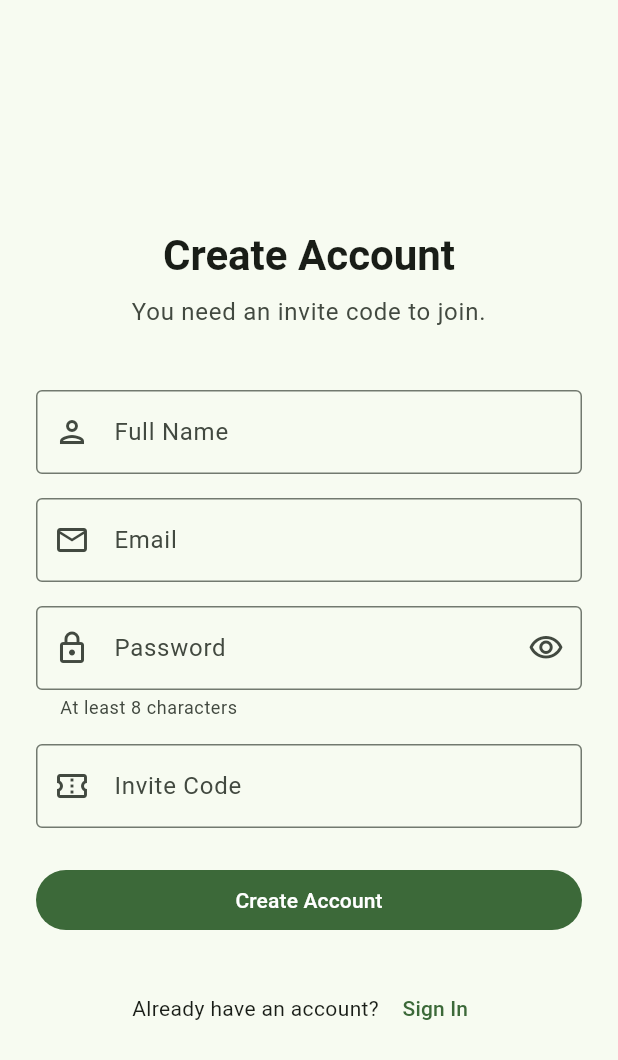
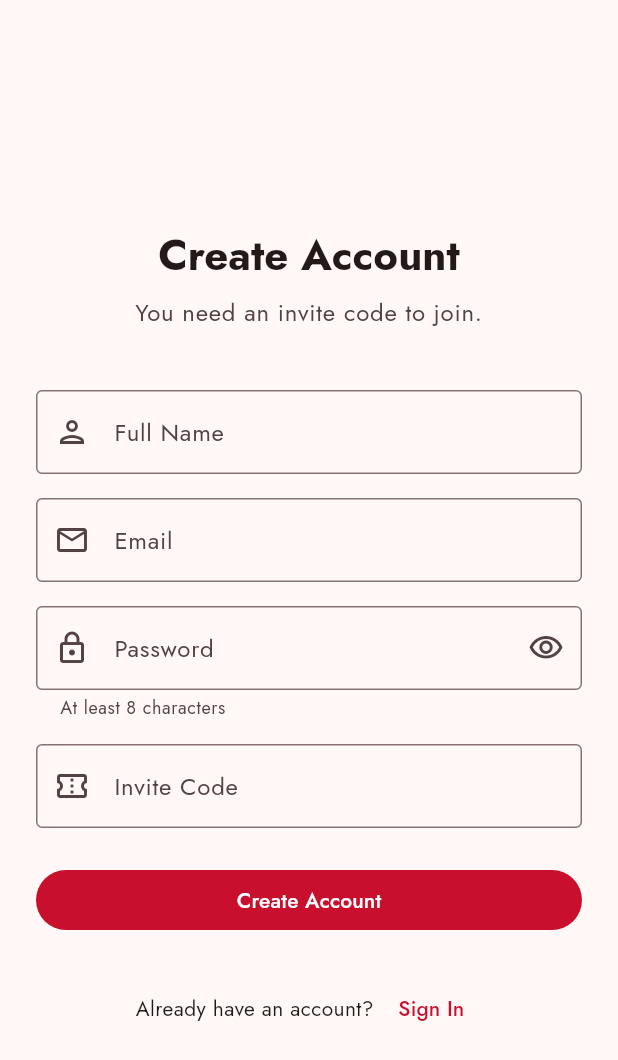
Before and after one commit to ryaningram8/coffey_club_pickem, a Flutter app: the screen it shows after launch, after a tap on "Sign In", after a tap on "Sign Up", on a phone screen of 412 x 824 dp. Shown: the top 1060 px of the screen. Run offline on Flutter 3.47's test engine with Material 3 defaults, Android fonts, the phone set to English and light mode, and no system bars; our stand-ins replace dio, flutter_bloc, flutter_secure_storage, freezed_annotation, go_router, google_fonts and 3 more; generated files the repository leaves out were written again; network calls fail.

Commit message:
Updated Font and Theme

```diff
--- a/packages/coffey_ui/lib/coffey_ui.dart
+++ b/packages/coffey_ui/lib/coffey_ui.dart
@@ -35,6 +35,7 @@ export 'src/blocs/auth/auth_bloc.dart';
 export 'src/blocs/commissioner/commissioner_bloc.dart';
 export 'src/blocs/game_selection/game_selection_bloc.dart';
 export 'src/blocs/picks/picks_bloc.dart';
+export 'src/blocs/theme/theme_cubit.dart';
 
 // Repositories
 export 'src/repositories/auth_repository.dart';
@@ -51,6 +52,7 @@ export 'src/screens/commissioner/commissioner_home_screen.dart';
 export 'src/screens/commissioner/commissioner_week_screen.dart';
 export 'src/screens/commissioner/game_browser_screen.dart';
 export 'src/screens/picks/pick_sheet_screen.dart';
+export 'src/screens/settings/settings_screen.dart';
 
 // Widgets
 export 'src/widgets/pick_game_card.dart';
--- a/packages/coffey_ui/lib/src/app.dart
+++ b/packages/coffey_ui/lib/src/app.dart
@@ -2,6 +2,7 @@ import 'package:flutter/material.dart';
 import 'package:flutter_bloc/flutter_bloc.dart';
 import 'package:go_router/go_router.dart';
 import 'blocs/auth/auth_bloc.dart';
+import 'blocs/theme/theme_cubit.dart';
 import 'repositories/auth_repository.dart';
 import 'repositories/game_repository.dart';
 import 'repositories/pick_repository.dart';
@@ -29,6 +30,7 @@ class _CoffeyAppState extends State<CoffeyApp> {
   late final GameRepository _gameRepository;
   late final PickRepository _pickRepository;
   late final AuthBloc _authBloc;
+  late final ThemeCubit _themeCubit;
   late final GoRouter _router;
 
   @override
@@ -45,12 +47,14 @@ class _CoffeyAppState extends State<CoffeyApp> {
     _gameRepository = GameRepository(apiClient: _apiClient);
     _pickRepository = PickRepository(apiClient: _apiClient);
     _authBloc = AuthBloc(authRepository: _authRepository)..add(AuthEvent.started());
+    _themeCubit = ThemeCubit();
     _router = AppRouter.createRouter(_authBloc);
   }
 
   @override
   void dispose() {
     _authBloc.close();
+    _themeCubit.close();
     super.dispose();
   }
 
@@ -63,15 +67,22 @@ class _CoffeyAppState extends State<CoffeyApp> {
         RepositoryProvider.value(value: _gameRepository),
         RepositoryProvider.value(value: _pickRepository),
       ],
-      child: BlocProvider.value(
-        value: _authBloc,
-        child: MaterialApp.router(
-          title: 'Coffey Club Pickem',
-          theme: AppTheme.light(),
-          darkTheme: AppTheme.dark(),
-          themeMode: ThemeMode.system,
-          routerConfig: _router,
-          debugShowCheckedModeBanner: false,
+      child: MultiBlocProvider(
+        providers: [
+          BlocProvider.value(value: _authBloc),
+          BlocProvider.value(value: _themeCubit),
+        ],
+        child: BlocBuilder<ThemeCubit, ThemeMode>(
+          builder: (context, themeMode) {
+            return MaterialApp.router(
+              title: 'Coffey Club Pickem',
+              theme: AppTheme.light(),
+              darkTheme: AppTheme.dark(),
+              themeMode: themeMode,
+              routerConfig: _router,
+              debugShowCheckedModeBanner: false,
+            );
+          },
         ),
       ),
     );
--- /dev/null
+++ b/packages/coffey_ui/lib/src/blocs/theme/theme_cubit.dart
@@ -0,0 +1,29 @@
+import 'package:flutter/material.dart';
+import 'package:flutter_bloc/flutter_bloc.dart';
+import 'package:shared_preferences/shared_preferences.dart';
+
+/// Persisted light/dark/system theme preference. A simple toggle, so this
+/// is a Cubit rather than a full BLoC.
+class ThemeCubit extends Cubit<ThemeMode> {
+  ThemeCubit() : super(ThemeMode.system) {
+    _load();
+  }
+
+  static const _prefsKey = 'theme_mode';
+
+  Future<void> _load() async {
+    final prefs = await SharedPreferences.getInstance();
+    final stored = prefs.getString(_prefsKey);
+    final mode = ThemeMode.values.firstWhere(
+      (m) => m.name == stored,
+      orElse: () => ThemeMode.system,
+    );
+    emit(mode);
+  }
+
+  Future<void> setThemeMode(ThemeMode mode) async {
+    emit(mode);
+    final prefs = await SharedPreferences.getInstance();
+    await prefs.setString(_prefsKey, mode.name);
+  }
+}
--- a/packages/coffey_ui/lib/src/router/app_router.dart
+++ b/packages/coffey_ui/lib/src/router/app_router.dart
@@ -9,6 +9,7 @@ import '../screens/commissioner/commissioner_week_screen.dart';
 import '../screens/commissioner/game_browser_screen.dart';
 import '../screens/home/home_screen.dart';
 import '../screens/picks/pick_sheet_screen.dart';
+import '../screens/settings/settings_screen.dart';
 import 'app_routes.dart';
 
 class AppRouter {
@@ -48,6 +49,11 @@ class AppRouter {
           builder: (context, state) => PickSheetScreen(
             weekId: state.pathParameters['weekId']!,
           ),
+        ),
+        GoRoute(
+          path: AppRoutes.settings,
+          name: 'settings',
+          builder: (context, state) => const SettingsScreen(),
         ),
 
         // Commissioner
--- a/packages/coffey_ui/lib/src/router/app_routes.dart
+++ b/packages/coffey_ui/lib/src/router/app_routes.dart
@@ -13,6 +13,7 @@ class AppRoutes {
   static const String weeklyStandings = '/week/:weekId/standings';
   static const String seasonStandings = '/standings';
   static const String profile = '/profile';
+  static const String settings = '/settings';
 
   // Commissioner
   static const String commissioner = '/commissioner';
--- a/packages/coffey_ui/lib/src/screens/home/home_screen.dart
+++ b/packages/coffey_ui/lib/src/screens/home/home_screen.dart
@@ -17,6 +17,11 @@ class HomeScreen extends StatelessWidget {
       appBar: AppBar(
         title: const Text('Coffey Club Pickem'),
         actions: [
+          IconButton(
+            icon: const Icon(Icons.settings_outlined),
+            tooltip: 'Settings',
+            onPressed: () => context.pushNamed('settings'),
+          ),
           IconButton(
             icon: const Icon(Icons.logout),
             tooltip: 'Log out',
--- a/packages/coffey_ui/lib/src/theme/app_theme.dart
+++ b/packages/coffey_ui/lib/src/theme/app_theme.dart
@@ -1,29 +1,61 @@
 import 'package:flutter/material.dart';
+import 'package:google_fonts/google_fonts.dart';
 
-/// Material 3 theme for Coffey Club Pickem.
-/// Uses a dark green seed color with sport-inspired palette.
+/// Material 3 theme for Coffey Club Pickem, built on Iowa State
+/// University's brand colors: Cardinal and Gold.
 class AppTheme {
   AppTheme._();
 
-  static const Color _seedColor = Color(0xFF1B5E20); // deep green
+  /// ISU Cardinal — injected explicitly as `primary`. Letting
+  /// `ColorScheme.fromSeed` derive `primary` from this seed instead (as a
+  /// tone-mapped, algorithmically desaturated version of it) reads
+  /// noticeably duller than the true brand red, so it's hand-set here, the
+  /// same way `secondary`/Gold already was.
+  static const Color _cardinal = Color(0xFFC8102E);
+
+  /// ISU Gold — injected explicitly as `secondary`. A single-seed palette
+  /// derived from Cardinal alone would produce a muted brownish secondary
+  /// rather than true gold, so gold and its container tones are hand-set.
+  static const Color _gold = Color(0xFFF1BE48);
 
   static ThemeData light() {
-    return ThemeData(
-      useMaterial3: true,
-      colorScheme: ColorScheme.fromSeed(
-        seedColor: _seedColor,
-        brightness: Brightness.light,
-      ),
+    final scheme = ColorScheme.fromSeed(
+      seedColor: _cardinal,
+      brightness: Brightness.light,
+    ).copyWith(
+      primary: _cardinal,
+      onPrimary: Colors.white,
+      primaryContainer: const Color(0xFFFFDAD6),
+      onPrimaryContainer: const Color(0xFF410002),
+      secondary: _gold,
+      onSecondary: const Color(0xFF3F2E00),
+      secondaryContainer: const Color(0xFFFFE08C),
+      onSecondaryContainer: const Color(0xFF261A00),
     );
+    final base = ThemeData(useMaterial3: true, colorScheme: scheme);
+    return base.copyWith(textTheme: GoogleFonts.jostTextTheme(base.textTheme));
   }
 
   static ThemeData dark() {
-    return ThemeData(
-      useMaterial3: true,
-      colorScheme: ColorScheme.fromSeed(
-        seedColor: _seedColor,
-        brightness: Brightness.dark,
-      ),
+    final scheme = ColorScheme.fromSeed(
+      seedColor: _cardinal,
+      brightness: Brightness.dark,
+    ).copyWith(
+      // Lighter than the light theme's primary — `primary` also serves as
+      // text/icon color on dark surfaces (outlined buttons, text buttons),
+      // where the true dark Cardinal red wouldn't have enough contrast.
+      primary: const Color(0xFFFFB4AB),
+      onPrimary: const Color(0xFF690005),
+      primaryContainer: const Color(0xFF93000A),
+      onPrimaryContainer: const Color(0xFFFFDAD6),
+      // Slightly muted vs. the light theme — a fully saturated gold reads
+      // harsh against dark surfaces.
+      secondary: const Color(0xFFE7C06C),
+      onSecondary: const Color(0xFF3F2E00),
+      secondaryContainer: const Color(0xFF5C4400),
+      onSecondaryContainer: const Color(0xFFFFE08C),
     );
+    final base = ThemeData(useMaterial3: true, colorScheme: scheme);
+    return base.copyWith(textTheme: GoogleFonts.jostTextTheme(base.textTheme));
   }
 }
--- a/packages/coffey_ui/pubspec.yaml
+++ b/packages/coffey_ui/pubspec.yaml
@@ -34,6 +34,9 @@ dependencies:
   # Google Sign-In
   google_sign_in: ^6.2.0
 
+  # Typography
+  google_fonts: ^6.2.1
+
   # Firebase — added in Phase 4 (push notifications)
   # firebase_core: ^3.1.0
   # firebase_messaging: ^15.0.0
```
Also changed, not shown: packages/coffey_ui/lib/src/screens/settings/settings_screen.dart (added, +48 -0 lines).
